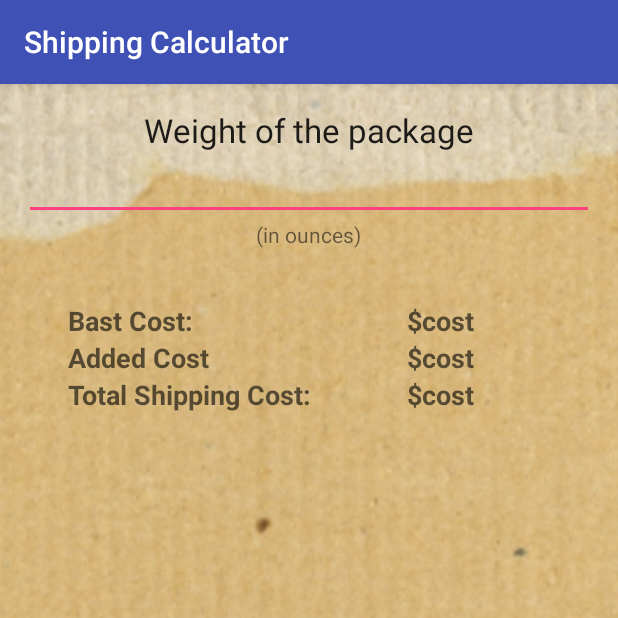
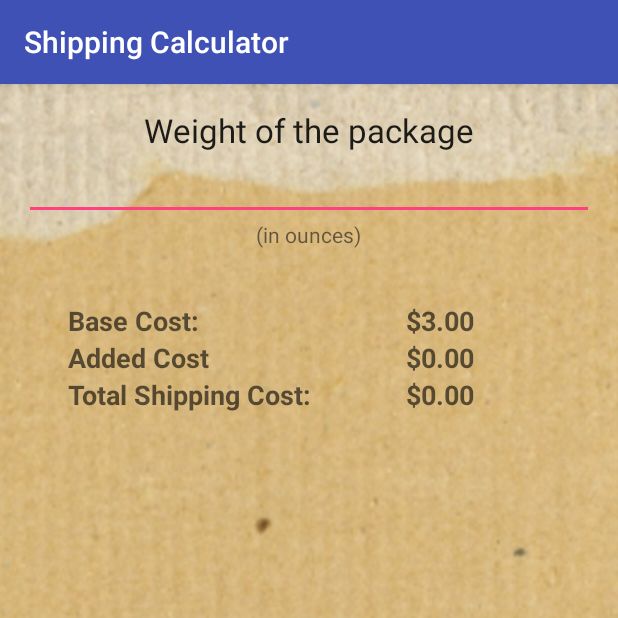
Before and after one commit to nhoang53/ShippingCalculator, an Android app: the screen it shows after launch (MainActivity), on a phone screen of 412 x 824 dp, the top half of it. Run offline under Robolectric (Android 15) with nearby library versions, the phone set to English and light mode, and no system bars.

Commit message:
Complete coding. Need some more design

```diff
--- a/app/src/main/AndroidManifest.xml
+++ b/app/src/main/AndroidManifest.xml
@@ -4,7 +4,7 @@
 
     <application
         android:allowBackup="true"
-        android:icon="@mipmap/ic_launcher"
+        android:icon="@drawable/wooden_box"
         android:label="@string/app_name"
         android:supportsRtl="true"
         android:theme="@style/AppTheme">
--- a/app/src/main/java/com/example/joseph/shippingcalculator/MainActivity.java
+++ b/app/src/main/java/com/example/joseph/shippingcalculator/MainActivity.java
@@ -1,13 +1,68 @@
 package com.example.joseph.shippingcalculator;
 
+/*
+    Nguyen Hoang C02288487
+ */
 import android.support.v7.app.AppCompatActivity;
 import android.os.Bundle;
+import android.text.Editable;
+import android.text.TextWatcher;
+import android.widget.EditText;
+import android.widget.TextView;
+
+import org.w3c.dom.Text;
+
+import java.text.DecimalFormat;
 
 public class MainActivity extends AppCompatActivity {
+
+    private EditText weightPackageEditText;
+    private TextView addedCostTextView;
+    private TextView totalShippingCostTextView;
+    private TextView baseCostTextView;
+    private ShipItem item;
+
+    DecimalFormat decimalFormat = new DecimalFormat("0.00");
 
     @Override
     protected void onCreate(Bundle savedInstanceState) {
         super.onCreate(savedInstanceState);
         setContentView(R.layout.activity_main);
+
+        item = new ShipItem();
+        addedCostTextView = (TextView) findViewById(R.id.addedCostTextView);
+        totalShippingCostTextView = (TextView) findViewById(R.id.totalShippingCostTextView);
+        baseCostTextView = (TextView) findViewById(R.id.bastCostTextView);
+        //findViewById(R.id.weightPackageEditText).requestFocus();
+        weightPackageEditText = (EditText) findViewById(R.id.weightPackageEditText);
+
+        weightPackageEditText.addTextChangedListener(new TextWatcher() {
+            @Override
+            public void beforeTextChanged(CharSequence s, int start, int count, int after) {
+                // Do nothing
+            }
+
+            @Override
+            public void onTextChanged(CharSequence s, int start, int before, int count) {
+                if(weightPackageEditText.getText().toString().trim().length() > 0) {
+                    item.setWeight(Double.parseDouble(weightPackageEditText.getText().toString()));
+                    item.calculateShippingCost();
+                    addedCostTextView.setText("$" + decimalFormat.format(item.getAddedCost()));
+                    totalShippingCostTextView.setText("$" + decimalFormat.format(item.getTotalCost()));
+                }
+                else{
+                    baseCostTextView.setText("$" + decimalFormat.format(item.getBaseCost()));
+                    addedCostTextView.setText("$" + decimalFormat.format(item.getAddedCost()));
+                    totalShippingCostTextView.setText("$" + decimalFormat.format(item.getTotalCost()));
+                }
+            }
+
+            @Override
+            public void afterTextChanged(Editable s) {
+                // Do nothing
+            }
+        });
+
+
     }
 }
--- a/app/src/main/res/layout/activity_main.xml
+++ b/app/src/main/res/layout/activity_main.xml
@@ -8,7 +8,8 @@
     android:paddingRight="@dimen/activity_horizontal_margin"
     android:paddingTop="@dimen/activity_vertical_margin"
     tools:context="com.example.joseph.shippingcalculator.MainActivity"
-    android:background="@drawable/shipping_background">
+    android:background="@drawable/shipping_background"
+    >
 
     <TextView
         android:layout_width="wrap_content"
@@ -30,8 +31,11 @@
         android:layout_alignParentStart="true"
         android:selectAllOnFocus="true"
         android:inputType="number"
-        android:focusable="true"
-        android:textAlignment="center" />
+        android:textAlignment="center"
+        >
+
+        <requestFocus />
+        </EditText>
 
     <TextView
         android:layout_width="wrap_content"
@@ -46,7 +50,7 @@
         android:layout_width="wrap_content"
         android:layout_height="wrap_content"
         android:textAppearance="?android:attr/textAppearanceMedium"
-        android:text="Bast Cost:"
+        android:text="Base Cost:"
         android:id="@+id/textView"
         android:layout_marginTop="35dp"
         android:layout_below="@+id/inOuncesTextView"
@@ -60,7 +64,7 @@
         android:layout_width="wrap_content"
         android:layout_height="wrap_content"
         android:textAppearance="?android:attr/textAppearanceMedium"
-        android:text="$cost"
+        android:text="$3.00"
         android:id="@+id/bastCostTextView"
         android:layout_above="@+id/textView3"
         android:layout_alignRight="@+id/weightPackageTextView"
@@ -82,7 +86,7 @@
         android:layout_width="wrap_content"
         android:layout_height="wrap_content"
         android:textAppearance="?android:attr/textAppearanceMedium"
-        android:text="$cost"
+        android:text="$0.00"
         android:id="@+id/addedCostTextView"
         android:layout_below="@+id/bastCostTextView"
         android:layout_alignLeft="@+id/bastCostTextView"
@@ -104,7 +108,7 @@
         android:layout_width="wrap_content"
         android:layout_height="wrap_content"
         android:textAppearance="?android:attr/textAppearanceMedium"
-        android:text="$cost"
+        android:text="$0.00"
         android:id="@+id/totalShippingCostTextView"
         android:layout_below="@+id/addedCostTextView"
         android:layout_alignLeft="@+id/addedCostTextView"
```
Also changed, not shown: app/src/main/java/com/example/joseph/shippingcalculator/ShipItem.java (added, +57 -0 lines), app/src/main/res/drawable/wooden_box.png (added).
